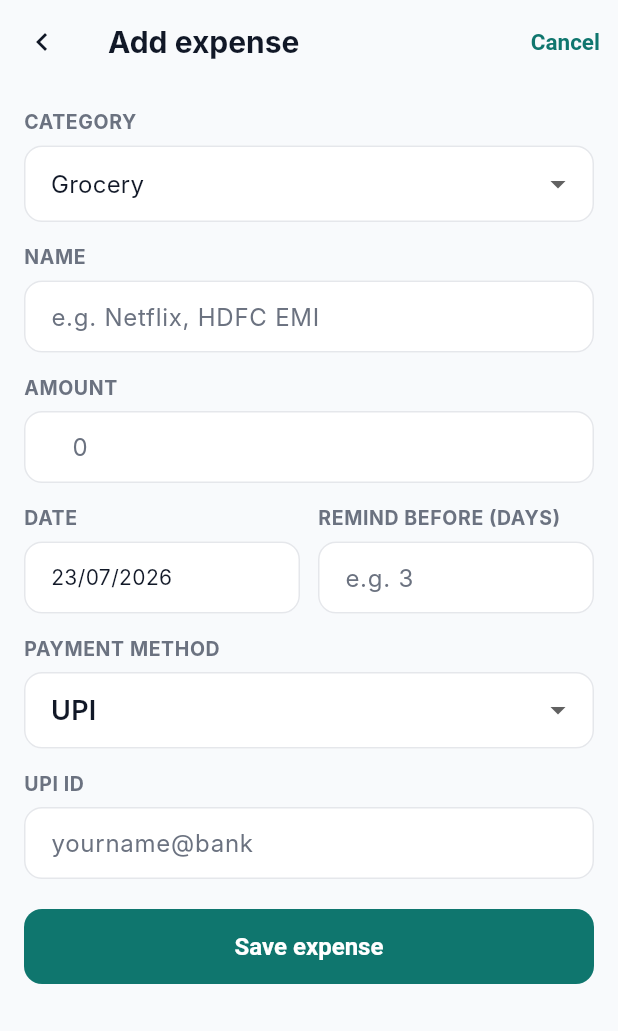
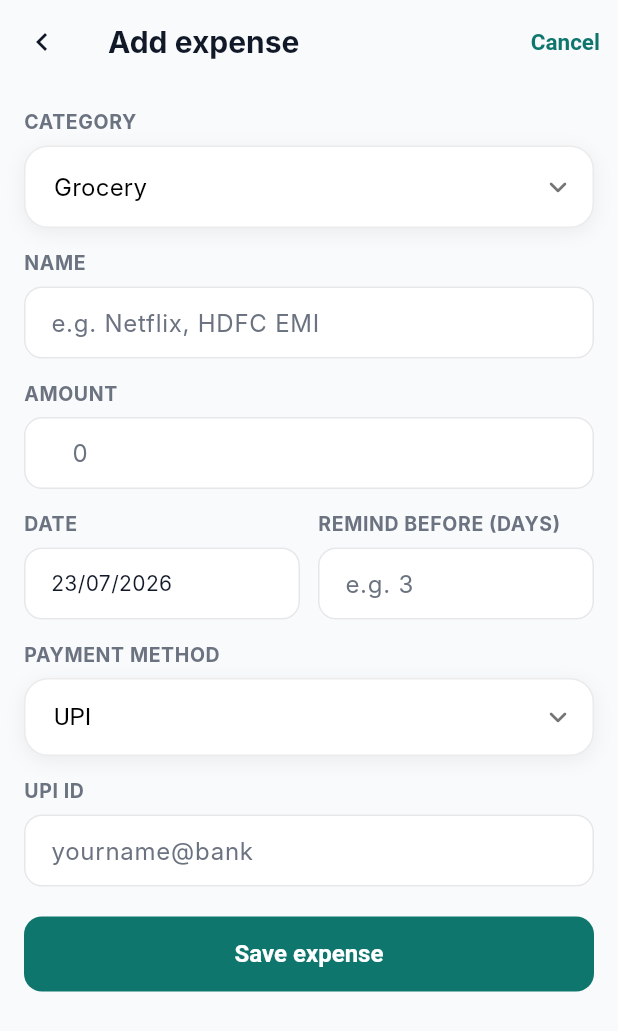
Before and after one commit to SriyanshNahar/MoneyPilot, a Flutter app: the ExpenseFormScreen screen opened by its route, on a phone screen of 412 x 824 dp. Shown: the top 1031 px of the screen. Run offline on Flutter 3.47's test engine with Material 3 defaults, Android fonts, the phone set to English and light mode, and no system bars; our stand-ins replace connectivity_plus, firebase_core, firebase_messaging, flutter_local_notifications, flutter_riverpod, flutter_secure_storage and 11 more; missing offline and left inert: razorpay_flutter; accounts and stored records are empty; network calls fail; Roboto replaces fonts that are missing (Inter, Manrope).

Commit message:
feat: premium dropdown redesign, transparent system nav bar, Profile rename, Codemagic single-APK workflow
Co-Authored-By: Claude Sonnet 5 <noreply@anthropic.com>

```diff
--- a/lib/core/widgets/grouped_dropdown.dart
+++ b/lib/core/widgets/grouped_dropdown.dart
@@ -1,6 +1,6 @@
 import 'package:flutter/material.dart';
 
-import '../theme/app_colors.dart';
+import 'premium_dropdown.dart';
 
 /// A category/group inside a [GroupedDropdownField].
 class DropdownGroupData {
@@ -16,18 +16,31 @@ class DropdownItemData {
   final String label;
 }
 
-/// Clean, grouped Material dropdown: uppercase/semibold non-selectable group
-/// headers, regular/indented selectable child rows. Used for calculator,
-/// expense-category and personal-event-category pickers so all three share
-/// one visual language instead of each rolling its own list/expander.
+/// Premium grouped dropdown: white surface, large bold black section
+/// headings clearly separated from their rows, smaller regular-weight black
+/// items underneath. Used for the calculator picker, expense/event category
+/// pickers and the activity category filter so every grouped dropdown in
+/// the app shares one visual language.
 class GroupedDropdownField extends StatelessWidget {
-  const GroupedDropdownField({super.key, required this.groups, required this.value, required this.onChanged});
+  const GroupedDropdownField({
+    super.key,
+    required this.groups,
+    required this.value,
+    required this.onChanged,
+    this.leadingItems = const [],
+  });
 
   final List<DropdownGroupData> groups;
   final String value;
   final ValueChanged<String> onChanged;
+  /// Selectable rows shown above any group heading (e.g. an "All
+  /// categories" option) — no heading of their own.
+  final List<DropdownItemData> leadingItems;
 
   String _labelFor(String key) {
+    for (final it in leadingItems) {
+      if (it.key == key) return it.label;
+    }
     for (final g in groups) {
       for (final it in g.items) {
         if (it.key == key) return it.label;
@@ -38,59 +51,73 @@ class GroupedDropdownField extends StatelessWidget {
 
   @override
   Widget build(BuildContext context) {
-    final colors = context.colors;
-    final scheme = Theme.of(context).colorScheme;
-
     final menuItems = <DropdownMenuItem<String>>[];
     final selectedBuilders = <Widget>[];
+
+    void addRow(DropdownItemData it) {
+      final selected = it.key == value;
+      menuItems.add(DropdownMenuItem<String>(
+        value: it.key,
+        child: Container(
+          width: double.infinity,
+          padding: const EdgeInsets.symmetric(horizontal: 14, vertical: 8),
+          decoration: BoxDecoration(
+            color: selected ? Colors.black.withValues(alpha: 0.06) : null,
+            borderRadius: BorderRadius.circular(10),
+          ),
+          child: Text(it.label, style: PremiumDropdownStyle.itemTextStyle, overflow: TextOverflow.ellipsis),
+        ),
+      ));
+      selectedBuilders.add(
+        Align(
+          alignment: Alignment.centerLeft,
+          child: Text(_labelFor(value), style: PremiumDropdownStyle.selectedTextStyle, overflow: TextOverflow.ellipsis),
+        ),
+      );
+    }
+
+    for (final it in leadingItems) {
+      addRow(it);
+    }
+
     var headerIndex = 0;
-
     for (final g in groups) {
       final headerValue = '__header_${headerIndex++}';
       menuItems.add(DropdownMenuItem<String>(
         value: headerValue,
         enabled: false,
         child: Padding(
-          padding: const EdgeInsets.only(top: 6, bottom: 2),
+          padding: const EdgeInsets.only(top: 10, bottom: 4),
           child: Text(
             g.title.toUpperCase(),
-            style: TextStyle(fontSize: 12, fontWeight: FontWeight.w600, letterSpacing: 0.6, color: colors.mutedForeground),
+            style: const TextStyle(fontSize: 17, fontWeight: FontWeight.bold, color: PremiumDropdownStyle.textColor, letterSpacing: 0.2),
           ),
         ),
       ));
       selectedBuilders.add(const SizedBox.shrink());
 
       for (final it in g.items) {
-        menuItems.add(DropdownMenuItem<String>(
-          value: it.key,
-          child: Padding(
-            padding: const EdgeInsets.only(left: 14),
-            child: Text(
-              it.label,
-              style: TextStyle(fontSize: 15, fontWeight: FontWeight.w400, color: it.key == value ? scheme.primary : null),
-              overflow: TextOverflow.ellipsis,
-            ),
-          ),
-        ));
-        selectedBuilders.add(
-          Align(
-            alignment: Alignment.centerLeft,
-            child: Text(_labelFor(value), style: const TextStyle(fontSize: 16, fontWeight: FontWeight.w400), overflow: TextOverflow.ellipsis),
-          ),
-        );
+        addRow(it);
       }
     }
 
-    return DropdownButtonFormField<String>(
+    return Container(
+      decoration: PremiumDropdownStyle.fieldShadowDecoration(),
+      child: DropdownButtonFormField<String>(
         initialValue: value,
         isExpanded: true,
-      borderRadius: BorderRadius.circular(16),
-      menuMaxHeight: 360,
+        icon: const Icon(Icons.expand_more_rounded, color: PremiumDropdownStyle.mutedTextColor),
+        dropdownColor: Colors.white,
+        elevation: 6,
+        borderRadius: BorderRadius.circular(PremiumDropdownStyle.radius),
+        menuMaxHeight: 400,
+        decoration: PremiumDropdownStyle.decoration(),
         items: menuItems,
         selectedItemBuilder: (context) => selectedBuilders,
         onChanged: (v) {
           if (v != null && !v.startsWith('__header_')) onChanged(v);
         },
+      ),
     );
   }
 }
--- /dev/null
+++ b/lib/core/widgets/premium_dropdown.dart
@@ -0,0 +1,78 @@
+import 'package:flutter/material.dart';
+
+/// Shared "premium" dropdown look used app-wide: white surface, black text,
+/// rounded corners and a soft shadow — independent of light/dark theme,
+/// matching the Home day-filter popup's established Apple-style look.
+/// Centralized here so every dropdown in the app (category filters, add
+/// expense/event forms, calculator picker, investment/loan/subscription
+/// type pickers, ...) shares one visual language instead of each using the
+/// stock Flutter dropdown chrome.
+class PremiumDropdownStyle {
+  static const radius = 16.0;
+  static const fieldBorderColor = Color(0x14000000); // black @ 8%
+  static const textColor = Colors.black;
+  static const mutedTextColor = Colors.black54;
+
+  static BoxDecoration fieldShadowDecoration() => BoxDecoration(
+        borderRadius: BorderRadius.circular(radius),
+        boxShadow: [
+          BoxShadow(color: Colors.black.withValues(alpha: 0.06), blurRadius: 10, offset: const Offset(0, 3)),
+        ],
+      );
+
+  static InputDecoration decoration({String? labelText}) => InputDecoration(
+        filled: true,
+        fillColor: Colors.white,
+        labelText: labelText,
+        labelStyle: const TextStyle(color: mutedTextColor),
+        contentPadding: const EdgeInsets.symmetric(horizontal: 16, vertical: 14),
+        border: OutlineInputBorder(borderRadius: BorderRadius.circular(radius), borderSide: const BorderSide(color: fieldBorderColor)),
+        enabledBorder: OutlineInputBorder(borderRadius: BorderRadius.circular(radius), borderSide: const BorderSide(color: fieldBorderColor)),
+        focusedBorder: OutlineInputBorder(borderRadius: BorderRadius.circular(radius), borderSide: BorderSide(color: Colors.black.withValues(alpha: 0.35), width: 1.5)),
+      );
+
+  static const itemTextStyle = TextStyle(fontSize: 15, fontWeight: FontWeight.w400, color: textColor);
+  static const selectedTextStyle = TextStyle(fontSize: 16, fontWeight: FontWeight.w400, color: textColor);
+}
+
+/// A flat (ungrouped) premium dropdown — for simple option lists like
+/// sub-category, payment method, or a loan/investment "type" field.
+class PremiumDropdownField<T> extends StatelessWidget {
+  const PremiumDropdownField({
+    super.key,
+    required this.value,
+    required this.items,
+    required this.onChanged,
+    this.labelOf,
+    this.hint,
+    this.labelText,
+  });
+
+  final T? value;
+  final List<T> items;
+  final ValueChanged<T?> onChanged;
+  final String Function(T item)? labelOf;
+  final String? hint;
+  final String? labelText;
+
+  @override
+  Widget build(BuildContext context) {
+    return Container(
+      decoration: PremiumDropdownStyle.fieldShadowDecoration(),
+      child: DropdownButtonFormField<T>(
+        initialValue: value,
+        isExpanded: true,
+        hint: hint != null ? Text(hint!, style: const TextStyle(color: PremiumDropdownStyle.mutedTextColor)) : null,
+        icon: const Icon(Icons.expand_more_rounded, color: PremiumDropdownStyle.mutedTextColor),
+        dropdownColor: Colors.white,
+        elevation: 6,
+        borderRadius: BorderRadius.circular(PremiumDropdownStyle.radius),
+        menuMaxHeight: 360,
+        style: PremiumDropdownStyle.selectedTextStyle,
+        decoration: PremiumDropdownStyle.decoration(labelText: labelText),
+        items: [for (final item in items) DropdownMenuItem<T>(value: item, child: Text(labelOf != null ? labelOf!(item) : item.toString()))],
+        onChanged: onChanged,
+      ),
+    );
+  }
+}
--- a/lib/features/expenses/expense_form_screen.dart
+++ b/lib/features/expenses/expense_form_screen.dart
@@ -7,6 +7,7 @@ import '../../core/offline/connectivity_provider.dart';
 import '../../core/offline/offline_cache.dart';
 import '../../core/theme/app_colors.dart';
 import '../../core/widgets/grouped_dropdown.dart';
+import '../../core/widgets/premium_dropdown.dart';
 import '../../data/repositories/expenses_repository.dart';
 import '../auth/auth_controller.dart';
 
@@ -387,11 +388,11 @@ class _Dropdown extends StatelessWidget {
 
   @override
   Widget build(BuildContext context) {
-    return DropdownButtonFormField<String>(
-      initialValue: value,
-      isExpanded: true,
-      hint: hint != null ? Text(hint!) : null,
-      items: items.map((i) => DropdownMenuItem(value: i, child: Text(labels?[i] ?? i))).toList(),
+    return PremiumDropdownField<String>(
+      value: value,
+      items: items,
+      hint: hint,
+      labelOf: (i) => labels?[i] ?? i,
       onChanged: onChanged,
     );
   }
--- a/lib/features/settings/settings_screen.dart
+++ b/lib/features/settings/settings_screen.dart
@@ -141,7 +141,7 @@ class _SettingsScreenState extends ConsumerState<SettingsScreen> {
       child: ListView(
         children: [
           // Page header (v2.1) — Settings didn't have a title at all before.
-          const Text('Settings', style: TextStyle(fontSize: 24, fontWeight: FontWeight.w700)),
+          const Text('Profile', style: TextStyle(fontSize: 24, fontWeight: FontWeight.w700)),
           const SizedBox(height: 4),
           Text('Manage your account, subscription and preferences.', style: TextStyle(fontSize: 14, color: colors.mutedForeground)),
           const SizedBox(height: 16),
--- a/lib/main.dart
+++ b/lib/main.dart
@@ -1,6 +1,7 @@
 import 'dart:async';
 
 import 'package:flutter/material.dart';
+import 'package:flutter/services.dart';
 import 'package:flutter_riverpod/flutter_riverpod.dart';
 import 'package:hive_flutter/hive_flutter.dart';
 
@@ -11,6 +12,10 @@ import 'core/supabase/supabase_config.dart';
 
 Future<void> main() async {
   WidgetsFlutterBinding.ensureInitialized();
+  // Draw edge-to-edge so the system navigation bar can be made transparent
+  // (see app.dart's AnnotatedRegion) instead of showing its own opaque
+  // background behind the floating bottom nav.
+  await SystemChrome.setEnabledSystemUIMode(SystemUiMode.edgeToEdge);
   await Hive.initFlutter();
   await OfflineCache.instance.init();
   await initSupabase();
```
Also changed, not shown: codemagic.yaml (added, +73 -0 lines), lib/app.dart (+18 -0 lines), lib/features/activity/activity_screen.dart (+11 -7 lines), lib/features/investments/investments_screen.dart (+5 -4 lines), lib/features/loans/loans_screen.dart (+5 -4 lines), lib/features/subscriptions/subscriptions_screen.dart (+6 -4 lines). Lines whose indentation alone changed are shown as unchanged.
